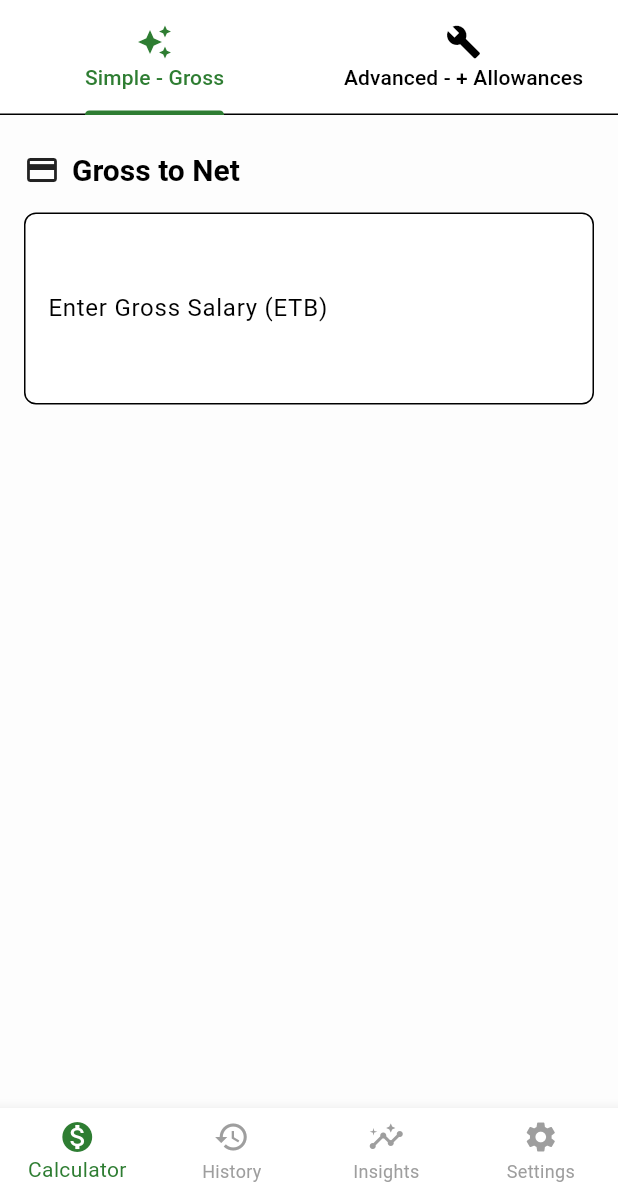
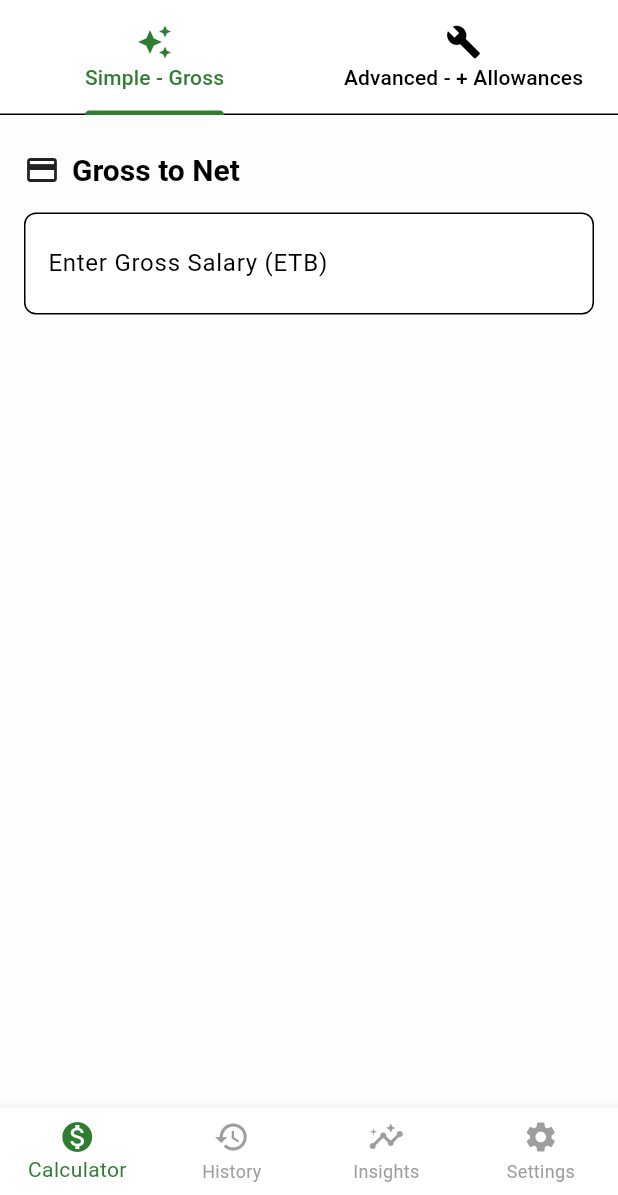
Before and after one commit to dag14/net-earn, a Flutter app: the screen it shows after launch, on a phone screen of 412 x 824 dp, the part 41-1236 px from its top. Run offline on Flutter 3.47's test engine with Material 3 defaults, Android fonts, the phone set to English and light mode, and no system bars; our stand-ins replace flutter_riverpod, go_router.

```diff
--- a/lib/features/income_calculator/presentation/widgets/simple_calculator.dart
+++ b/lib/features/income_calculator/presentation/widgets/simple_calculator.dart
@@ -40,7 +40,7 @@ class _SimpleCalculatorState extends State<SimpleCalculator> {
             ),
             const SizedBox(height: 16),
             TextField(
-              style: const TextStyle(fontSize: 64),
+              style: const TextStyle(fontSize: 24),
               controller: widget.controller,
               keyboardType: const TextInputType.numberWithOptions(
                 decimal: true,
@@ -95,7 +95,7 @@ class _SimpleCalculatorState extends State<SimpleCalculator> {
               Text(
                 'Net Salary: ${_formatter.format(_netSalary)} ETB',
                 style: const TextStyle(
-                  fontSize: 32,
+                  fontSize: 18,
                   fontWeight: FontWeight.bold,
                   color: Colors.green,
                 ),
```
